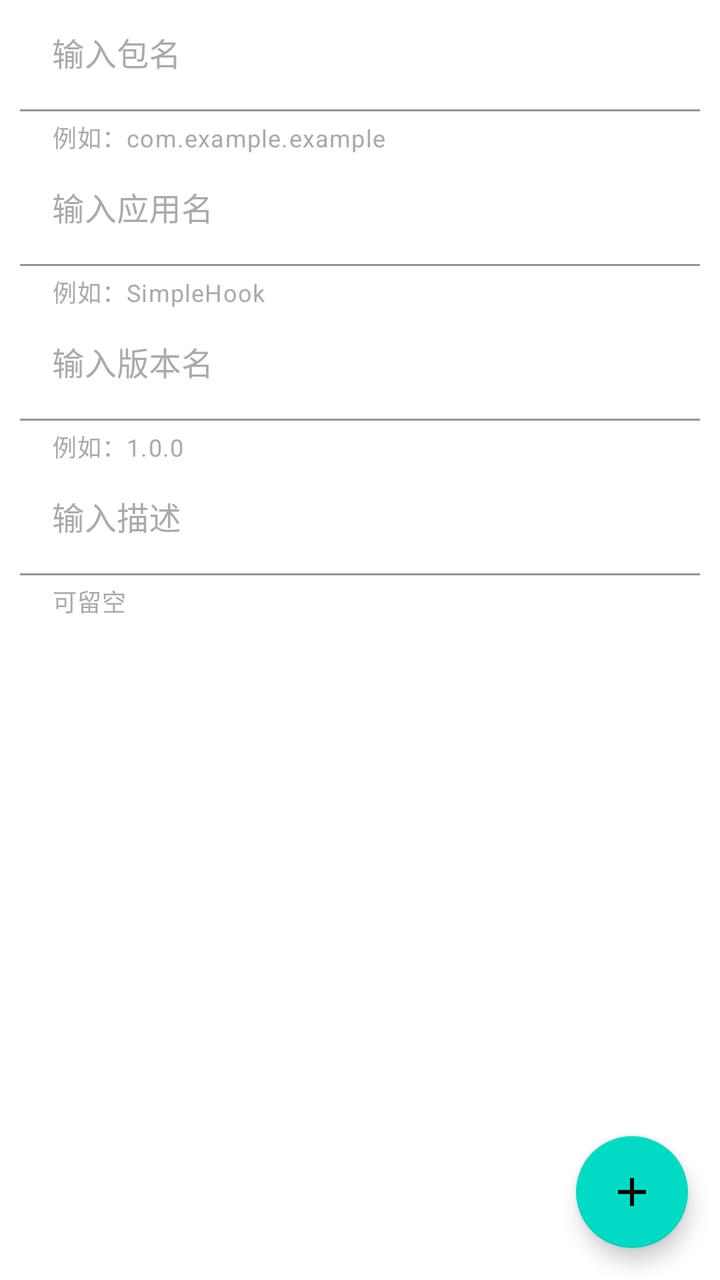
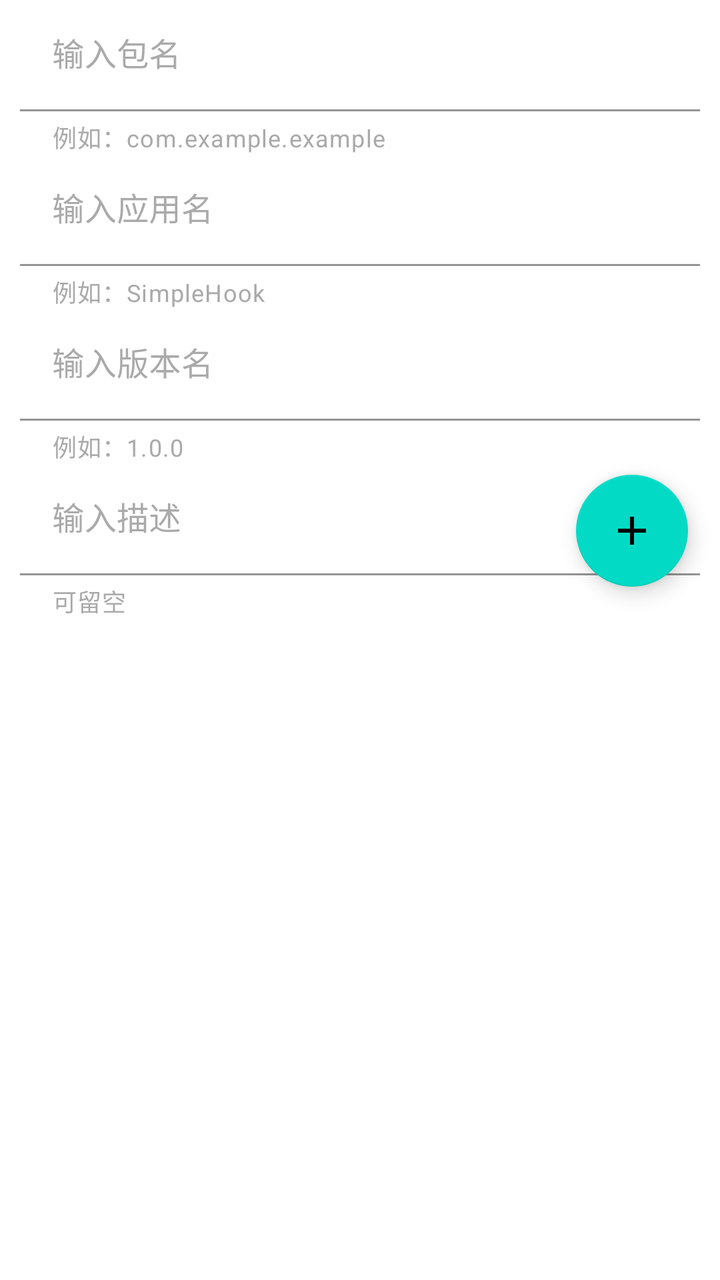

Screens rendered from an Android XML layout before and after an edit, with the pre-edit source and the edit as a unified diff.
<!-- AndroidManifest.xml: application theme Theme.SimpleHook -->
<!-- res/layout/fragment_add.xml -->
<?xml version="1.0" encoding="utf-8"?>
<androidx.constraintlayout.widget.ConstraintLayout xmlns:android="http://schemas.android.com/apk/res/android"
    xmlns:app="http://schemas.android.com/apk/res-auto"
    xmlns:tools="http://schemas.android.com/tools"
    android:layout_width="match_parent"
    android:layout_height="match_parent"
    tools:context=".fragment.AddFragment"
    android:theme="@style/EditTextTheme">

    <com.google.android.material.floatingactionbutton.FloatingActionButton
        android:id="@+id/add_method_config"
        android:layout_width="wrap_content"
        android:layout_height="wrap_content"
        android:layout_margin="16dp"
        android:clickable="true"
        android:contentDescription="@string/add_method_config"
        android:focusable="true"
        android:src="@drawable/ic_add_24"
        app:layout_constraintBottom_toBottomOf="parent"
        app:layout_constraintEnd_toEndOf="parent" />

    <TextView
        android:id="@+id/textView3"
        android:layout_width="wrap_content"
        android:layout_height="wrap_content"
        android:layout_marginStart="20dp"
        android:layout_marginTop="10dp"
        android:text="@string/mode_select"
        android:textSize="18sp"
        android:visibility="gone"
        app:layout_constraintStart_toStartOf="parent"
        app:layout_constraintTop_toTopOf="parent" />

    <Spinner
        android:id="@+id/mode_select_spinner"
        android:layout_width="0dp"
        android:layout_height="wrap_content"
        android:visibility="gone"
        app:layout_constraintBottom_toBottomOf="@+id/textView3"
        app:layout_constraintStart_toEndOf="@+id/textView3"
        app:layout_constraintTop_toTopOf="@+id/textView3" />

    <com.google.android.material.textfield.TextInputLayout
        android:id="@+id/application_edit"
        android:layout_width="match_parent"
        android:layout_height="wrap_content"
        android:visibility="gone"
        app:helperText="@string/application_input_helper"
        app:layout_constraintEnd_toEndOf="parent"
        app:layout_constraintStart_toStartOf="parent"
        app:layout_constraintTop_toBottomOf="@+id/textView3"
      >

        <com.google.android.material.textfield.TextInputEditText
            style="@style/add_edit_text_style"
            android:hint="@string/application_input_tip" />
    </com.google.android.material.textfield.TextInputLayout>

    <com.google.android.material.textfield.TextInputLayout
        android:id="@+id/textInputLayout"
        style="@style/add_text_input_layout_style"
        app:helperText="@string/package_input_helper"
        app:layout_constraintEnd_toEndOf="parent"
        app:layout_constraintStart_toStartOf="parent"
        app:layout_constraintTop_toBottomOf="@+id/application_edit">

        <com.google.android.material.textfield.TextInputEditText
            android:id="@+id/packageName_edit"
            style="@style/add_edit_text_style"
            android:hint="@string/package_input_tip" />
    </com.google.android.material.textfield.TextInputLayout>

    <com.google.android.material.textfield.TextInputLayout
        android:id="@+id/textInputLayout5"
        style="@style/add_text_input_layout_style"
        app:helperText="@string/app_name_input_helper"
        app:layout_constraintEnd_toEndOf="parent"
        app:layout_constraintStart_toStartOf="parent"
        app:layout_constraintTop_toBottomOf="@+id/textInputLayout">

        <com.google.android.material.textfield.TextInputEditText
            android:id="@+id/app_name_edit"
            style="@style/add_edit_text_style"
            android:hint="@string/app_name_input_tip" />
    </com.google.android.material.textfield.TextInputLayout>

    <com.google.android.material.textfield.TextInputLayout
        android:id="@+id/textInputLayout6"
        app:helperText="@string/version_input_helper"
        style="@style/add_text_input_layout_style"
        app:layout_constraintStart_toStartOf="parent"
        app:layout_constraintTop_toBottomOf="@+id/textInputLayout5">

        <com.google.android.material.textfield.TextInputEditText
            android:id="@+id/app_version_name_edit"
            style="@style/add_edit_text_style"
            android:hint="@string/version_input_tip"
            />
    </com.google.android.material.textfield.TextInputLayout>

    <com.google.android.material.textfield.TextInputLayout
        android:id="@+id/textInputLayout7"
        style="@style/add_text_input_layout_style"
        app:helperText="可留空"
        app:layout_constraintEnd_toEndOf="parent"
        app:layout_constraintStart_toStartOf="parent"
        app:layout_constraintTop_toBottomOf="@+id/textInputLayout6">

        <com.google.android.material.textfield.TextInputEditText
            android:id="@+id/desc_string_edit"
            style="@style/add_edit_text_style"
            android:hint="@string/description_input_tip" />
    </com.google.android.material.textfield.TextInputLayout>

    <androidx.recyclerview.widget.RecyclerView
        android:id="@+id/methodRV"
        android:layout_width="match_parent"
        android:layout_height="0dp"
        app:layout_constraintBottom_toBottomOf="parent"
        app:layout_constraintEnd_toEndOf="parent"
        app:layout_constraintStart_toStartOf="parent"
        app:layout_constraintTop_toBottomOf="@+id/textInputLayout7" />

</androidx.constraintlayout.widget.ConstraintLayout>
<!-- resources referenced by this layout -->
<resources>
  <!-- drawable ic_add_24 (drawable) -->
  <vector android:height="24dp" android:tint="#FFFFFF"
      android:viewportHeight="24" android:viewportWidth="24"
      android:width="24dp" xmlns:android="http://schemas.android.com/apk/res/android">
      <path android:fillColor="@android:color/white" android:pathData="M19,13h-6v6h-2v-6H5v-2h6V5h2v6h6v2z"/>
  </vector>
  <string name="add_method_config">添加方法配置</string>
  <string name="app_name_input_helper">例如：SimpleHook</string>
  <string name="app_name_input_tip">输入应用名</string>
  <string name="application_input_helper">例如：com.example.MyApplication</string>
  <string name="application_input_tip">输入入口名</string>
  <string name="description_input_tip">输入描述</string>
  <string name="mode_select">选择模式：</string>
  <string name="package_input_helper">例如：com.example.example</string>
  <string name="package_input_tip">输入包名</string>
  <string name="version_input_helper">例如：1.0.0</string>
  <string name="version_input_tip">输入版本名</string>
  <style name="EditTextTheme" parent="Theme.SimpleHook">
          <item name="colorPrimary">@color/teal_200</item>
          <item name="android:editTextColor">@android:color/white</item>
          <item name="android:textColorHint">@color/teal_200</item>
      </style>
  <style name="add_edit_text_style">
          <item name="android:layout_width">match_parent</item>
          <item name="android:layout_height">wrap_content</item>
          <item name="android:background">@android:color/transparent</item>
      </style>
  <style name="add_text_input_layout_style">
          <item name="android:layout_marginStart">10dp</item>
          <item name="android:layout_marginEnd">10dp</item>
          <item name="android:layout_width">match_parent</item>
          <item name="android:layout_height">wrap_content</item>
          <item name="helperTextTextColor">@android:color/darker_gray</item>
          <item name="android:textColorHint">@android:color/darker_gray</item>
      </style>
  <style name="Theme.SimpleHook" parent="Theme.MaterialComponents.DayNight.NoActionBar">
          
          <item name="colorPrimary">@color/purple_200</item>
          <item name="colorPrimaryVariant">@color/purple_500</item>
          <item name="colorOnPrimary">@color/white</item>
          
          <item name="colorSecondary">@color/teal_200</item>
          <item name="colorSecondaryVariant">@color/teal_700</item>
          <item name="colorOnSecondary">@color/black</item>
          
          <item name="android:statusBarColor" tools:targetApi="l">?attr/colorPrimaryVariant</item>
          
      </style>
  <color name="teal_200">#FF03DAC5</color>
  <color name="purple_200">#FFBB86FC</color>
  <color name="purple_500">#FF6200EE</color>
  <color name="white">#FFFFFFFF</color>
  <color name="teal_700">#FF018786</color>
  <color name="black">#FF000000</color>
</resources>

<!-- the commit's change to res/layout/fragment_add.xml (unified diff, before → after) -->
@@ -1,9 +1,14 @@
 <?xml version="1.0" encoding="utf-8"?>
-<androidx.constraintlayout.widget.ConstraintLayout xmlns:android="http://schemas.android.com/apk/res/android"
+<ScrollView xmlns:android="http://schemas.android.com/apk/res/android"
     xmlns:app="http://schemas.android.com/apk/res-auto"
     xmlns:tools="http://schemas.android.com/tools"
     android:layout_width="match_parent"
     android:layout_height="match_parent"
+    tools:context=".fragment.AddFragment"
+    >
+<androidx.constraintlayout.widget.ConstraintLayout
+    android:layout_width="match_parent"
+    android:layout_height="wrap_content"
     tools:context=".fragment.AddFragment"
     android:theme="@style/EditTextTheme">
 
@@ -122,3 +127,5 @@
         app:layout_constraintTop_toBottomOf="@+id/textInputLayout7" />
 
 </androidx.constraintlayout.widget.ConstraintLayout>
+
+</ScrollView>
